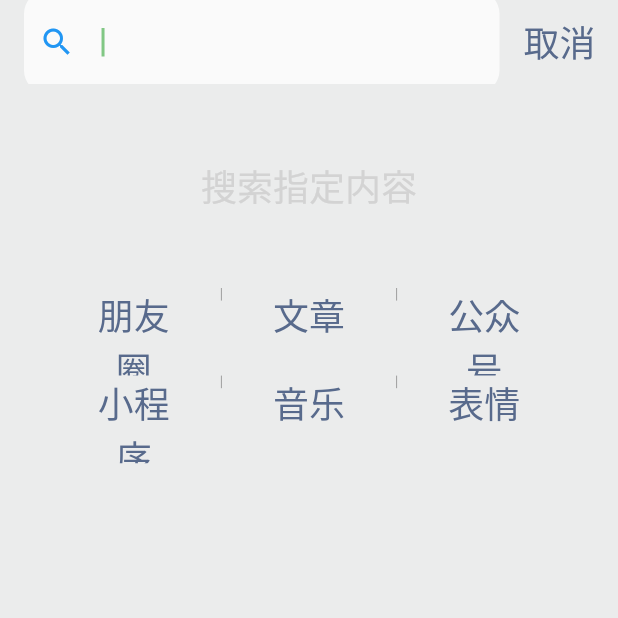
After one commit to SunnyLy/flutter_sunny_demo, a Flutter app: the SearchPage screen opened by its route, on a phone screen of 412 x 824 dp, the top half of it. The commit adds this screen. Run offline on Flutter 3.47's test engine with Material 2 defaults, Android fonts, the phone set to English and light mode, and no system bars; our stand-ins replace fluttertoast, shared_preferences, synchronized; accounts and stored records are empty.

Commit message:
仿微信搜索界面
Signed-off-by: SunnyLy <450512747@qq.com>

```diff
--- a/lib/App.dart
+++ b/lib/App.dart
@@ -2,6 +2,7 @@ import 'package:flutter/material.dart';
 import 'package:flutter_sunny_demo/constant/Constants.dart';
 import 'package:flutter_sunny_demo/guider.dart';
 import 'package:flutter_sunny_demo/splash.dart';
+import 'package:flutter_sunny_demo/search/search_page.dart';
 import 'package:flutter_sunny_demo/utils/SpUtils.dart';
 
 import 'LoginPage.dart';
@@ -37,7 +38,8 @@ class _AppPageState extends State<AppPage> {
       //注册路由
       routes: {
         Constants.route_main: (context) => HomePage(title: "微信"), //
-        Constants.route_guider: (context) => GuiderPage(title: "引导页面")
+        Constants.route_guider: (context) => GuiderPage(title: "引导页面"),
+        Constants.route_search: (context) => SearchPage()
       },
       theme: ThemeData(primaryColor: Colors.blueAccent),
       home: SplashPage(),
--- a/lib/constant/Constants.dart
+++ b/lib/constant/Constants.dart
@@ -8,5 +8,7 @@ class Constants {
   ///首页
   static const String route_home = "route_home";
 
+  static const String route_search = "route_search";
+
   static const String first_open = "first_open";
 }
--- a/lib/home/home.dart
+++ b/lib/home/home.dart
@@ -1,5 +1,6 @@
 import 'package:flutter/cupertino.dart';
 import 'package:flutter/material.dart';
+import 'package:flutter_sunny_demo/constant/Constants.dart';
 import 'file:///D:/workspace/flutter_workspace/flutter_sunny_demo/lib/home/chat/chat.dart';
 import 'package:flutter_sunny_demo/home/contacts.dart';
 import 'package:flutter_sunny_demo/home/found.dart';
@@ -35,9 +36,9 @@ class _HomePageState extends State<HomePage> {
 
   List _appbarDatas = [
     {"icon_codePoint": 0xe66c, "tag": "添加好友", "color": Colors.white},
-    {"icon_codePoint": 0xe611, "tag": "扫一扫","color": Colors.white},
-    {"icon_codePoint": 0xe64d, "tag": "收付款","color": Colors.white},
-    {"icon_codePoint": 0xe60d, "tag": "帮助与反馈","color": Colors.white}
+    {"icon_codePoint": 0xe611, "tag": "扫一扫", "color": Colors.white},
+    {"icon_codePoint": 0xe64d, "tag": "收付款", "color": Colors.white},
+    {"icon_codePoint": 0xe60d, "tag": "帮助与反馈", "color": Colors.white}
   ];
 
   List<PopupMenuItem> getPopupMenuItems() {
@@ -77,8 +78,14 @@ class _HomePageState extends State<HomePage> {
         //放搜索，加号等 图标
         actions: <Widget>[
           GestureDetector(
-              child: Icon(
-            IconData(0xe608, fontFamily: 'AppBarIcons'),
+              child: GestureDetector(
+            child: Icon(
+              IconData(0xe608, fontFamily: 'AppBarIcons'),
+            ),
+            onTap: () {
+              Navigator.of(context)
+                  .pushNamed(Constants.route_search);
+            },
           )),
           Padding(
             padding: EdgeInsets.fromLTRB(20, 15, 15, 15),
--- /dev/null
+++ b/lib/search/search_page.dart
@@ -0,0 +1,154 @@
+import 'package:flutter/cupertino.dart';
+import 'package:flutter/material.dart';
+import 'package:flutter_sunny_demo/constant/Constants.dart';
+import 'package:flutter_sunny_demo/widgets/search_widget.dart';
+
+/// @Annotation <p>搜索界面</p>
+/// @Auth  Sunny
+/// @date 2020/5/15
+/// @Version V1.0.0
+class SearchPage extends StatefulWidget {
+  SearchPage({Key key}) : super(key: key);
+
+  @override
+  _SearchPageState createState() => _SearchPageState();
+}
+
+class _SearchPageState extends State<SearchPage> {
+  @override
+  Widget build(BuildContext context) {
+    return Scaffold(
+      body: Container(
+        color: Color(0xFFEBECEC),
+        child: Column(
+          children: <Widget>[
+            Align(
+              alignment: Alignment.center,
+              child: Padding(
+                  padding: EdgeInsets.fromLTRB(0, 50, 0, 50),
+                  child: Text(
+                    '搜索指定内容',
+                    style: TextStyle(color: Color(0xFFD3D3D3), fontSize: 24),
+                  )),
+            ),
+            Padding(
+              padding: EdgeInsets.fromLTRB(60, 0, 60, 0),
+              child: GridView(
+                shrinkWrap: true,
+                //当GridView嵌套在Column里面时，显示空白的解决办法：1，shrinkWrap为true;2,利用Expand包裹
+                gridDelegate: SliverGridDelegateWithFixedCrossAxisCount(
+                    crossAxisCount: 5, childAspectRatio: 1.0),
+                children: <Widget>[
+                  Text(
+                    '朋友圈',
+                    textAlign: TextAlign.center,
+                    style: TextStyle(
+                      color: Color(0xFF586A8C),
+                      fontSize: 24,
+                    ),
+                  ),
+                  VerticalDivider(
+                    //竖线
+                    width: 1.0,
+                    endIndent: 50,
+                    color: Colors.grey,
+                  ),
+                  Text(
+                    '文章',
+                    textAlign: TextAlign.center,
+                    style: TextStyle(
+                      color: Color(0xFF586A8C),
+                      fontSize: 24,
+                    ),
+                  ),
+                  VerticalDivider(
+                    //竖线
+                    width: 1.0,
+                    endIndent: 50,
+                    color: Colors.grey,
+                  ),
+                  Text('公众号',
+                      textAlign: TextAlign.center,
+                      style: TextStyle(
+                        color: Color(0xFF586A8C),
+                        fontSize: 24,
+                      )),
+                  Text(
+                    '小程序',
+                    textAlign: TextAlign.center,
+                    style: TextStyle(
+                      color: Color(0xFF586A8C),
+                      fontSize: 24,
+                    ),
+                  ),
+                  VerticalDivider(
+                    //竖线
+                    width: 1.0,
+                    endIndent: 50,
+                    color: Colors.grey,
+                  ),
+                  Text(
+                    '音乐',
+                    textAlign: TextAlign.center,
+                    style: TextStyle(
+                      color: Color(0xFF586A8C),
+                      fontSize: 24,
+                    ),
+                  ),
+                  VerticalDivider(
+                    //竖线
+                    width: 1.0,
+                    endIndent: 50,
+                    color: Colors.grey,
+                  ),
+                  Text('表情',
+                      textAlign: TextAlign.center,
+                      style: TextStyle(
+                        color: Color(0xFF586A8C),
+                        fontSize: 24,
+                      )),
+                ],
+              ),
+            ),
+          ],
+        ),
+      ),
+      appBar: AppBar(
+        elevation: 0,
+        backgroundColor: Color(0xFFEBECEC),
+        automaticallyImplyLeading: false,
+        //去掉返回键
+        title: SearchWidget(
+          prefixIcon: Icon(
+            Icons.search,
+            color: Colors.grey[300],
+          ),
+          height: 45,
+        ),
+        actions: <Widget>[
+          GestureDetector(
+            child: Center(
+              child: Align(
+                alignment: Alignment.center,
+                child: Padding(
+                  padding: EdgeInsets.fromLTRB(0, 0, 15, 0),
+                  child: Text(
+                    '取消',
+                    style: TextStyle(
+                      color: Color(0xFF586A8C),
+                      fontSize: 24,
+                    ),
+                  ),
+                ),
+              ),
+            ),
+            onTap: () {
+              //点击取消
+              Navigator.pop(context, Constants.route_home);
+            },
+          )
+        ],
+      ),
+    );
+  }
+}
--- /dev/null
+++ b/lib/widgets/search_widget.dart
@@ -0,0 +1,60 @@
+import 'package:flutter/cupertino.dart';
+import 'package:flutter/material.dart';
+
+/// @Annotation <p>搜索控件</p>
+/// @Auth  Sunny
+/// @date 2020/5/15
+/// @Version V1.0.0
+class SearchWidget extends StatefulWidget {
+  SearchWidget({
+    Key key,
+    this.prefixIcon,
+    this.hint: '搜索',
+    this.width: double.infinity,
+    this.height: 45.0,
+  }) : super(key: key);
+
+  //搜索框前面的小图标
+  Icon prefixIcon = Icon(Icons.search);
+  String hint;
+  double width;
+  double height;
+
+  @override
+  _SearchWidgetState createState() => _SearchWidgetState();
+}
+
+class _SearchWidgetState extends State<SearchWidget> {
+  @override
+  Widget build(BuildContext context) {
+    return Container(
+      width: MediaQuery.of(context).size.width,
+//      height: widget.height,
+      padding: EdgeInsets.all(10),
+      //圆角
+      decoration: BoxDecoration(
+          color: Colors.grey[50], borderRadius: BorderRadius.circular(15.0)),
+      child: TextField(
+        cursorColor: Colors.green[300],
+        //光标颜色
+        cursorWidth: 2,
+        autofocus: true,
+        enabled: true,
+        textAlign: TextAlign.left,
+        textInputAction: TextInputAction.search,
+        //键盘上显示搜索
+        maxLines: 1,
+        decoration: InputDecoration(
+          icon: widget.prefixIcon,
+          border: InputBorder.none,
+          //去掉输入框下面的线
+          contentPadding: EdgeInsets.fromLTRB(2, 0, 0, 0),
+          //解决输入框没有垂直居中的问题
+          hintMaxLines: 1,
+          hintStyle: TextStyle(color: Colors.grey[300], fontSize: 24),
+          hintText: widget.hint,
+        ),
+      ),
+    );
+  }
+}
```
